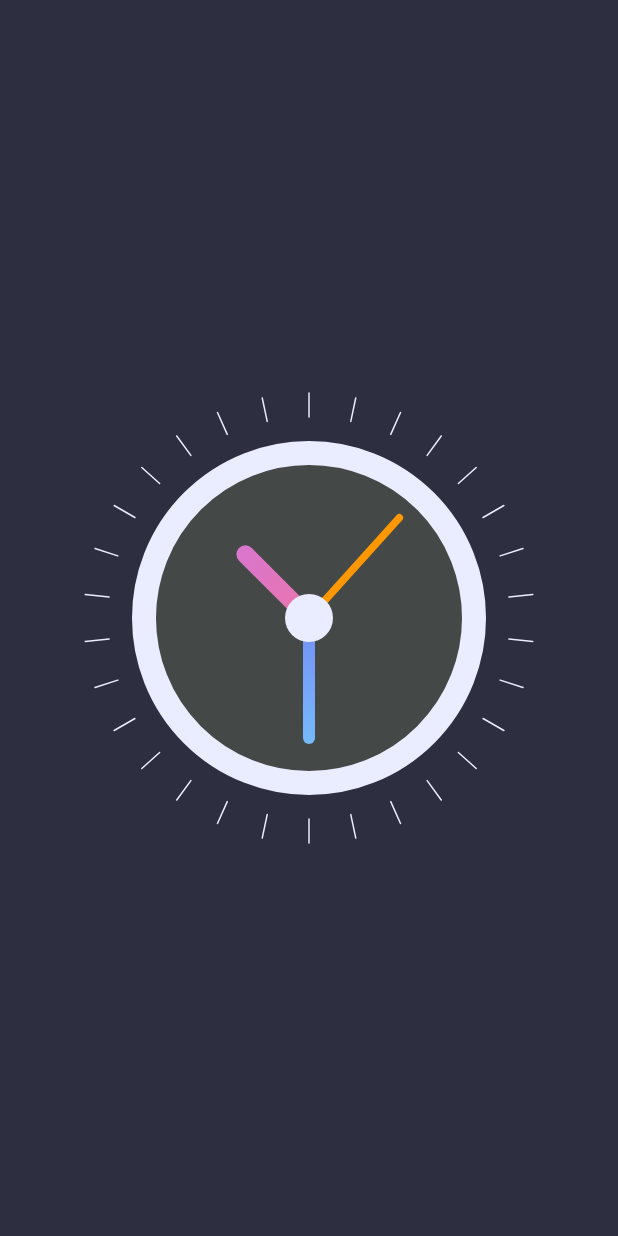
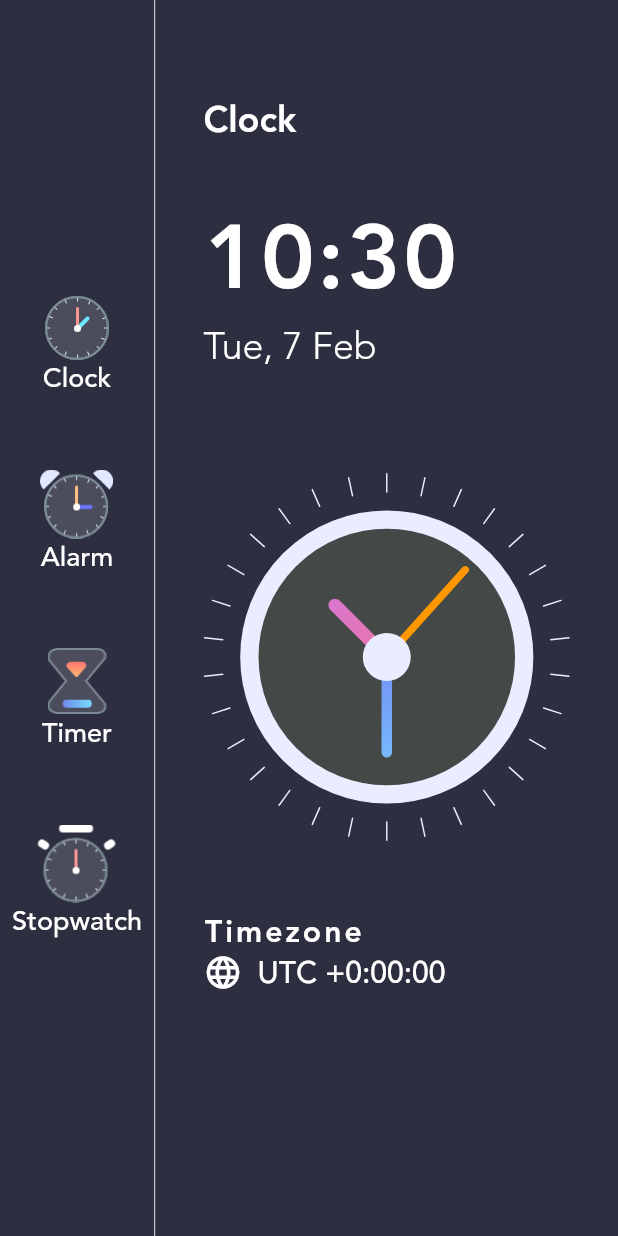
Before and after one commit to thisiskritartha/Clock-Flutter, a Flutter app: the screen it shows after launch, on a phone screen of 412 x 824 dp. Run offline on Flutter 3.47's test engine with Material 2 defaults, Android fonts, the phone set to English and light mode, and no system bars.

Commit message:
fixed the bugs and updated the responsive frontend code.

```diff
--- a/lib/clock_view.dart
+++ b/lib/clock_view.dart
@@ -1,10 +1,10 @@
 import 'dart:async';
 import 'dart:math';
-
 import 'package:flutter/material.dart';
 
 class ClockView extends StatefulWidget {
-  const ClockView({Key? key}) : super(key: key);
+  final double size;
+  ClockView({Key? key, required this.size}) : super(key: key);
 
   @override
   State<ClockView> createState() => _ClockViewState();
@@ -22,8 +22,8 @@ class _ClockViewState extends State<ClockView> {
   @override
   Widget build(BuildContext context) {
     return SizedBox(
-      height: 300,
-      width: 300,
+      height: widget.size,
+      width: widget.size,
       child: Transform.rotate(
         angle: -pi / 2,
         child: CustomPaint(
@@ -45,13 +45,13 @@ class ClockPainter extends CustomPainter {
     var radius = min(centerX, centerY);
 
     Paint fillBrush = Paint()..color = const Color(0xFF444947);
-    canvas.drawCircle(center, radius - 40, fillBrush);
+    canvas.drawCircle(center, radius * 0.75, fillBrush);
 
     Paint outlineBrush = Paint()
       ..color = const Color(0xFFEAECFF)
       ..style = PaintingStyle.stroke
-      ..strokeWidth = 16.0;
-    canvas.drawCircle(center, radius - 40, outlineBrush);
+      ..strokeWidth = size.width / 20;
+    canvas.drawCircle(center, radius * 0.75, outlineBrush);
 
     Paint hrHandBrush = Paint()
       ..strokeCap = StrokeCap.round
@@ -59,11 +59,15 @@ class ClockPainter extends CustomPainter {
           const RadialGradient(colors: [Color(0xFFEA74AB), Color(0xFFC279FB)])
               .createShader(Rect.fromCircle(center: center, radius: radius))
       ..style = PaintingStyle.stroke
-      ..strokeWidth = 12;
+      ..strokeWidth = size.width / 28;
     var hrHandX = centerX +
-        60 * cos((dateTime.hour * 30 + dateTime.minute * 0.5) * pi / 180);
+        radius *
+            0.4 *
+            cos((dateTime.hour * 30 + dateTime.minute * 0.5) * pi / 180);
     var hrHandY = centerY +
-        60 * sin((dateTime.hour * 30 + dateTime.minute * 0.5) * pi / 180);
+        radius *
+            0.4 *
+            sin((dateTime.hour * 30 + dateTime.minute * 0.5) * pi / 180);
     canvas.drawLine(center, Offset(hrHandX, hrHandY), hrHandBrush);
 
     Paint minHandBrush = Paint()
@@ -72,9 +76,11 @@ class ClockPainter extends CustomPainter {
           const RadialGradient(colors: [Color(0xFF748EF6), Color(0xFF77DDFF)])
               .createShader(Rect.fromCircle(center: center, radius: radius))
       ..style = PaintingStyle.stroke
-      ..strokeWidth = 8;
-    var minHandX = centerX + 80 * cos(dateTime.minute * 6 * pi / 180);
-    var minHandY = centerY + 80 * sin(dateTime.minute * 6 * pi / 180);
+      ..strokeWidth = size.width / 35;
+    var minHandX =
+        centerX + radius * 0.52 * cos(dateTime.minute * 6 * pi / 180);
+    var minHandY =
+        centerY + radius * 0.52 * sin(dateTime.minute * 6 * pi / 180);
     canvas.drawLine(center, Offset(minHandX, minHandY), minHandBrush);
 
     Paint secHandBrush = Paint()
@@ -82,8 +88,10 @@ class ClockPainter extends CustomPainter {
       ..color = Colors.orange
       ..style = PaintingStyle.stroke
       ..strokeWidth = 5;
-    var secHandX = centerX + 90 * cos(dateTime.second * 6 * pi / 180);
-    var secHandY = centerY + 90 * sin(dateTime.second * 6 * pi / 180);
+    var secHandX =
+        centerX + radius * 0.64 * cos(dateTime.second * 6 * pi / 180);
+    var secHandY =
+        centerY + radius * 0.64 * sin(dateTime.second * 6 * pi / 180);
     canvas.drawLine(center, Offset(secHandX, secHandY), secHandBrush);
 
     Paint centerFillBrush = Paint()..color = const Color(0xFFEAECFF);
@@ -93,15 +101,15 @@ class ClockPainter extends CustomPainter {
       ..color = const Color(0xFFEAECFF)
       ..style = PaintingStyle.stroke
       ..strokeCap = StrokeCap.round
-      ..strokeWidth = 1;
+      ..strokeWidth = size.width / 250;
     var innerCircle = radius;
-    var outerCircle = radius - 16;
+    var outerCircle = radius * 0.9;
     for (double i = 0; i < 360; i += 12) {
       var x1 = centerX + outerCircle * cos(i * pi / 180);
-      var y1 = centerX + outerCircle * sin(i * pi / 180);
+      var y1 = centerY + outerCircle * sin(i * pi / 180);
 
       var x2 = centerX + innerCircle * cos(i * pi / 180);
-      var y2 = centerX + innerCircle * sin(i * pi / 180);
+      var y2 = centerY + innerCircle * sin(i * pi / 180);
 
       canvas.drawLine(Offset(x1, y1), Offset(x2, y2), dashBrush);
     }
--- a/lib/home_page.dart
+++ b/lib/home_page.dart
@@ -1,5 +1,6 @@
 import 'package:clock_app/clock_view.dart';
 import 'package:flutter/material.dart';
+import 'package:intl/intl.dart';
 
 class HomePage extends StatefulWidget {
   const HomePage({Key? key}) : super(key: key);
@@ -11,11 +12,157 @@ class HomePage extends StatefulWidget {
 class _HomePageState extends State<HomePage> {
   @override
   Widget build(BuildContext context) {
+    var now = DateTime.now();
+    var formattedTime = DateFormat('hh:mm').format(now);
+    var formattedDate = DateFormat('EEE, d MMM').format(now);
+    var timezoneString = now.timeZoneOffset.toString().split('.').first;
+    var offsetSign = '';
+    if (!timezoneString.startsWith('-')) offsetSign = '+';
+
     return Scaffold(
-      body: Container(
-        alignment: Alignment.center,
-        color: const Color(0xFF2D2F41),
-        child: ClockView(),
+      backgroundColor: const Color(0xFF2D2F41),
+      body: Row(
+        children: [
+          Column(
+            mainAxisAlignment: MainAxisAlignment.center,
+            children: [
+              buildMenuButton('Clock', 'clock_icon'),
+              buildMenuButton('Alarm', 'alarm_icon'),
+              buildMenuButton('Timer', 'timer_icon'),
+              buildMenuButton('Stopwatch', 'stopwatch_icon'),
+            ],
+          ),
+          const VerticalDivider(color: Colors.white, width: 1),
+          Expanded(
+            child: Container(
+              alignment: Alignment.center,
+              padding: const EdgeInsets.symmetric(
+                horizontal: 32,
+                vertical: 64,
+              ),
+              color: const Color(0xFF2D2F41),
+              child: Column(
+                mainAxisAlignment: MainAxisAlignment.start,
+                crossAxisAlignment: CrossAxisAlignment.start,
+                children: [
+                  const Flexible(
+                    flex: 1,
+                    fit: FlexFit.tight,
+                    child: Text(
+                      'Clock',
+                      style: TextStyle(
+                        fontFamily: 'avenir',
+                        color: Colors.white,
+                        fontWeight: FontWeight.w700,
+                        fontSize: 24,
+                      ),
+                    ),
+                  ),
+                  Flexible(
+                    flex: 2,
+                    child: Column(
+                      crossAxisAlignment: CrossAxisAlignment.start,
+                      children: [
+                        Text(
+                          formattedTime,
+                          style: const TextStyle(
+                            fontFamily: 'avenir',
+                            fontWeight: FontWeight.bold,
+                            color: Colors.white,
+                            fontSize: 60,
+                            letterSpacing: 2,
+                          ),
+                        ),
+                        Text(
+                          formattedDate,
+                          style: const TextStyle(
+                            fontFamily: 'avenir',
+                            color: Colors.white,
+                            fontWeight: FontWeight.w300,
+                            fontSize: 25,
+                          ),
+                        ),
+                      ],
+                    ),
+                  ),
+                  Flexible(
+                    flex: 5,
+                    fit: FlexFit.tight,
+                    child: Align(
+                      alignment: Alignment.center,
+                      child: ClockView(
+                          size: MediaQuery.of(context).size.height / 3),
+                    ),
+                  ),
+                  Flexible(
+                    flex: 2,
+                    fit: FlexFit.tight,
+                    child: Column(
+                      crossAxisAlignment: CrossAxisAlignment.start,
+                      children: [
+                        const Text(
+                          'Timezone',
+                          style: TextStyle(
+                            fontFamily: 'avenir',
+                            color: Colors.white,
+                            fontSize: 20,
+                            letterSpacing: 2,
+                            fontWeight: FontWeight.w700,
+                          ),
+                        ),
+                        Row(
+                          children: [
+                            const Icon(
+                              Icons.language,
+                              color: Colors.white,
+                              size: 26,
+                            ),
+                            const SizedBox(width: 10),
+                            Text(
+                              'UTC $offsetSign$timezoneString',
+                              style: const TextStyle(
+                                fontFamily: 'avenir',
+                                color: Colors.white,
+                                fontSize: 20,
+                                fontWeight: FontWeight.w500,
+                              ),
+                            )
+                          ],
+                        ),
+                      ],
+                    ),
+                  ),
+                  const SizedBox(height: 16),
+                ],
+              ),
+            ),
+          ),
+        ],
+      ),
+    );
+  }
+
+  Padding buildMenuButton(String title, String image) {
+    return Padding(
+      padding: const EdgeInsets.symmetric(vertical: 16),
+      child: TextButton(
+        onPressed: () {},
+        child: Column(
+          children: [
+            Image.asset(
+              'assets/$image.png',
+              scale: 1.5,
+            ),
+            Text(
+              title,
+              style: const TextStyle(
+                fontFamily: 'avenir',
+                fontSize: 18,
+                color: Colors.white,
+              ),
+            )
+          ],
+        ),
       ),
     );
   }
```
Also changed, not shown: pubspec.yaml (+14 -13 lines), assets/add_alarm.png (added), assets/alarm_icon.png (added), assets/clock_icon.png (added), assets/fonts/Avenir-Book.ttf (added), assets/fonts/Avenir-Heavy.ttf (added), assets/fonts/Avenir-Light.ttf (added), assets/fonts/Avenir-Medium.ttf (added), assets/stopwatch_icon.png (added), assets/timer_icon.png (added), pubspec.lock.
